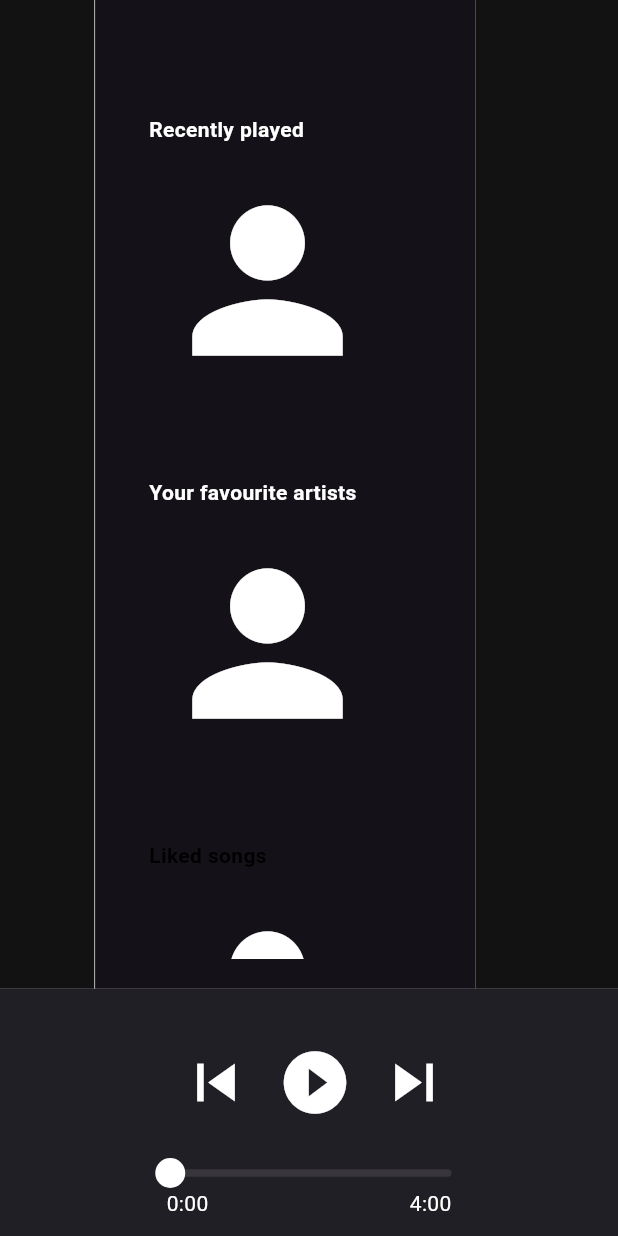
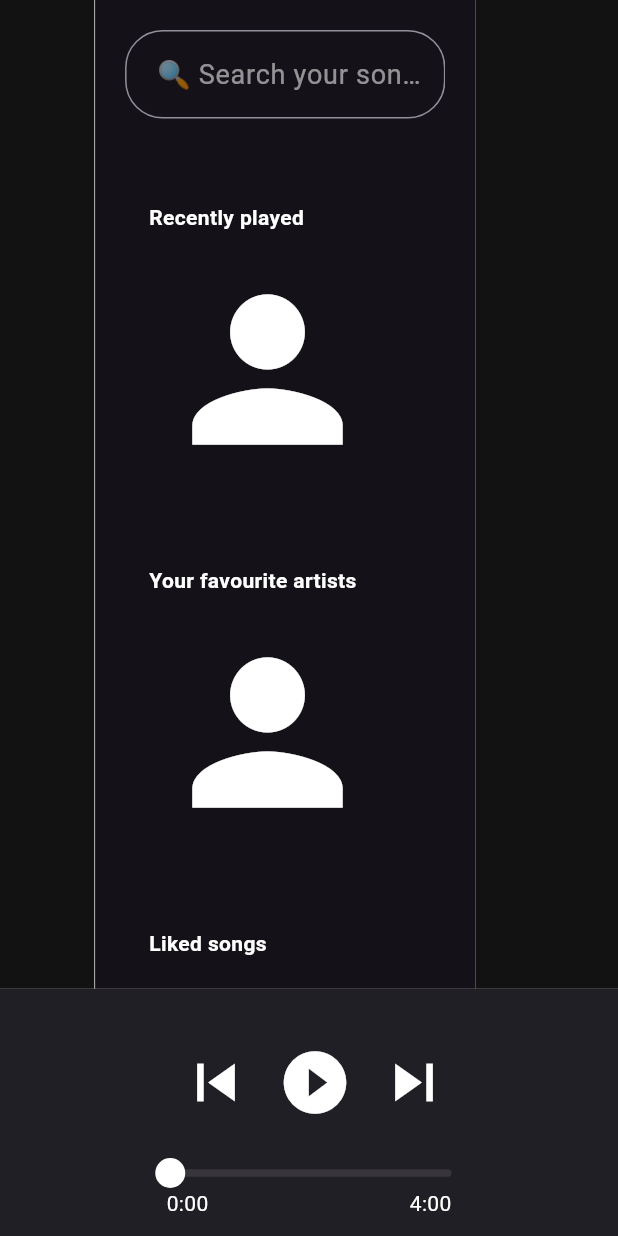
Before and after one commit to Mark-74/spotify_wrapper, a Flutter app: the screen it shows after launch, on a phone screen of 412 x 824 dp. Run offline on Flutter 3.47's test engine with Material 3 defaults, Android fonts, the phone set to English and light mode, and no system bars; drawn by our look-alikes of audio_video_progress_bar; our stand-ins replace audioplayers, flutter_dotenv, flutter_secure_storage; missing offline and left inert: oauth2, spotify, window_manager, youtube_explode_dart; statements that could not run were skipped.

Commit message:
added search bar

```diff
--- a/lib/homepage/menu.dart
+++ b/lib/homepage/menu.dart
@@ -11,6 +11,8 @@ class CenterMenu extends StatefulWidget {
 }
 
 class _CenterMenuState extends State<CenterMenu> {
+  final TextEditingController _searchController = TextEditingController();
+
   @override
   Widget build(BuildContext context) {
     return Scaffold(
@@ -20,6 +22,23 @@ class _CenterMenuState extends State<CenterMenu> {
         child: Column(
           crossAxisAlignment: CrossAxisAlignment.start,
           children: [
+            //Search bar
+            Center(
+              child: SizedBox(
+                width: 600,
+                child: TextField(
+                  controller: _searchController,
+                  decoration: InputDecoration(
+                    hintText: ' 🔍 Search your songs',
+                    border: OutlineInputBorder(
+                      borderRadius: BorderRadius.circular(25.0),
+                    ),
+                    hintStyle: const TextStyle(color: Colors.white54),
+                  ),
+                  style: const TextStyle(color: Colors.white, fontSize: 18),
+                ),
+              ),
+            ),
             const SizedBox(
               height: 40,
             ),
@@ -84,7 +103,7 @@ class _CenterMenuState extends State<CenterMenu> {
               child: Text(
                 "Liked songs",
                 style: TextStyle(
-                  color: Colors.black,
+                  color: Colors.white,
                   fontWeight: FontWeight.bold,
                 ),
               ),
```
